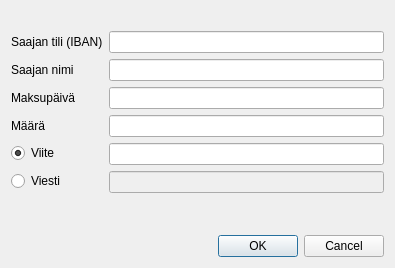
This is kitsas/maksatus/uusimaksudialog.ui in artoh/kitupiikki as Qt 5 draws it before an edit. The edited form follows.
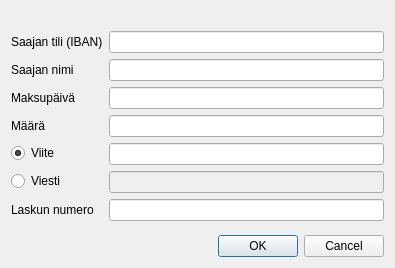
This is the edited form. Custom widgets are drawn as their Qt base class.

What changed in the file:
```diff
--- a/kitsas/maksatus/uusimaksudialog.ui
+++ b/kitsas/maksatus/uusimaksudialog.ui
@@ -117,6 +117,19 @@
        </property>
       </widget>
      </item>
+     <item row="7" column="0">
+      <widget class="QLabel" name="label_5">
+       <property name="text">
+        <string>Laskun numero</string>
+       </property>
+       <property name="buddy">
+        <cstring>laskuNumeroEdit</cstring>
+       </property>
+      </widget>
+     </item>
+     <item row="7" column="1">
+      <widget class="QLineEdit" name="laskuNumeroEdit"/>
+     </item>
     </layout>
    </item>
    <item>
```
